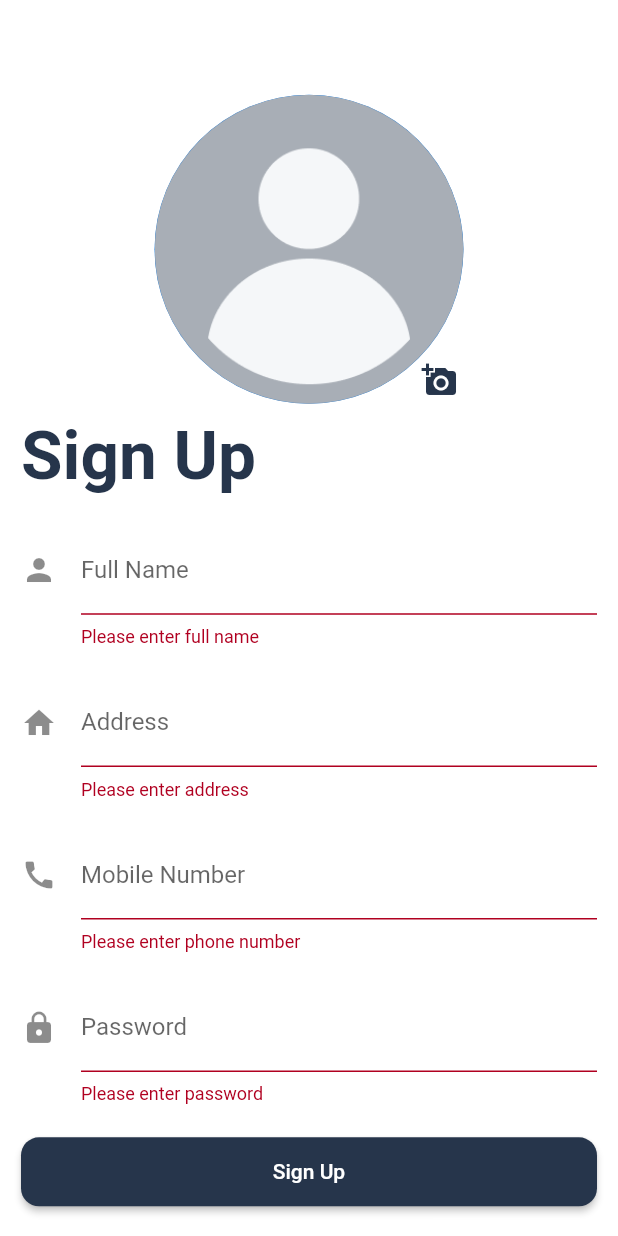
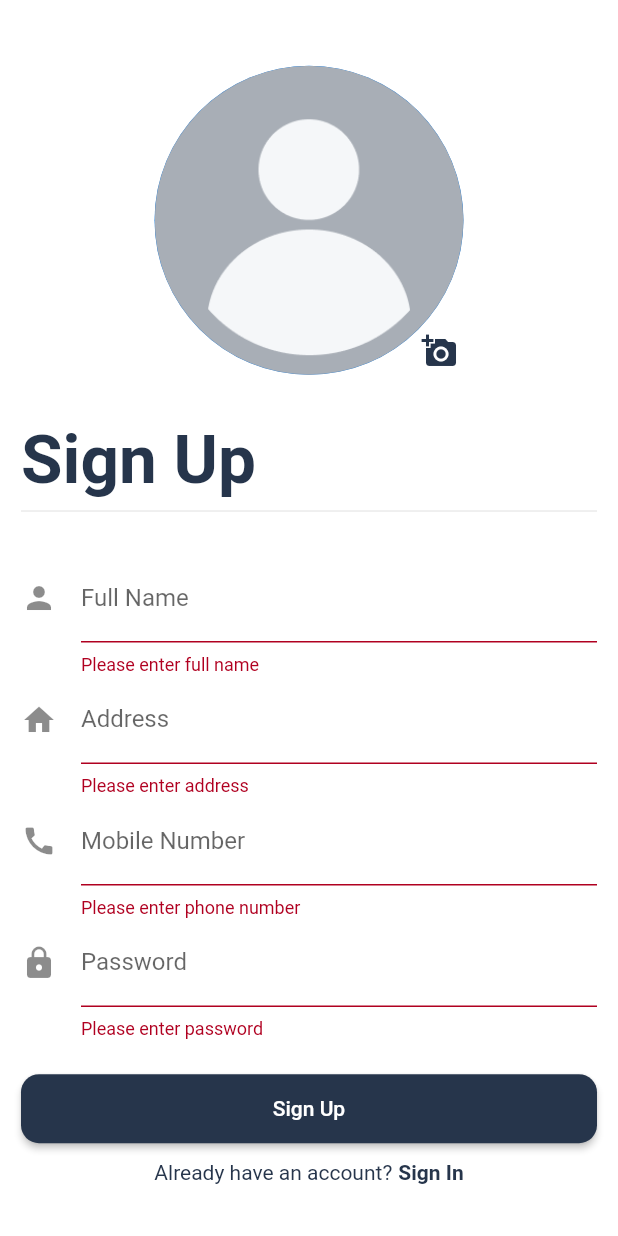
Before and after one commit to rijfas/payattubook, a Flutter app: the SignUpScreen screen opened by its route, after a tap on "Sign Up", on a phone screen of 412 x 824 dp. Run offline on Flutter 3.47's test engine with Material 2 defaults, Android fonts, the light colour scheme and no system bars; our stand-ins replace bloc, cached_network_image, flutter_bloc, flutter_svg, font_awesome_flutter, hive and 6 more; accounts and stored records are empty.

Commit message:
feat:signin/signup restructure

```diff
--- a/lib/presentation/screens/create_payattu_screen/create_payattu_screen.dart
+++ b/lib/presentation/screens/create_payattu_screen/create_payattu_screen.dart
@@ -70,11 +70,13 @@ class _CreatePayattuScreenState extends State<CreatePayattuScreen> {
               listener: (context, state) {
                 if (state is CreatePayattuError) {
                   Navigator.of(context).pop();
-                  Utils.showErrorSnackBar(
-                      context: context, message: state.message);
+                  Utils.showSnackBar(context: context, message: state.message);
                 } else if (state is CreatePayattuCompleted) {
                   Navigator.of(context).pushNamedAndRemoveUntil(
                       AppRouter.dashboardScreen, (route) => false);
+                  Utils.showSnackBar(
+                      context: context,
+                      message: 'Payattu is successfully created');
                 } else if (state is CreatePayattuLoading) {
                   Utils.showLoadingDialog(context);
                 }
--- a/lib/presentation/screens/dashboard_screen/pages/calendar_page/components/calendar_payattu_view.dart
+++ b/lib/presentation/screens/dashboard_screen/pages/calendar_page/components/calendar_payattu_view.dart
@@ -190,6 +190,10 @@ class _CalendarPayattuViewState extends State<CalendarPayattuView> {
                                                   index:
                                                       value[index].keys.first);
                                           Navigator.of(context).pop();
+                                          Utils.showSnackBar(
+                                              context: context,
+                                              message:
+                                                  'Payattu is removed from current payattlist');
                                         }
                                       });
                                     },
--- a/lib/presentation/screens/edit_profile_screen/edit_profile_screen.dart
+++ b/lib/presentation/screens/edit_profile_screen/edit_profile_screen.dart
@@ -22,7 +22,7 @@ class EditProfileScreen extends StatelessWidget {
           Utils.showLoadingDialog(context);
         } else if (state is AuthenticationError) {
           Navigator.of(context).pop();
-          Utils.showErrorSnackBar(context: context, message: state.message);
+          Utils.showSnackBar(context: context, message: state.message);
         } else if (state is AuthenticationCompleted) {
           Navigator.of(context).pop();
         }
--- a/lib/presentation/screens/sign_up_screen/sign_up_screen.dart
+++ b/lib/presentation/screens/sign_up_screen/sign_up_screen.dart
@@ -54,25 +54,28 @@ class _SignUpScreenState extends State<SignUpScreen> {
           Utils.showLoadingDialog(context);
         } else if (state is AuthenticationCompleted) {
           Navigator.of(context).pop();
-          Navigator.of(context).pushReplacementNamed(AppRouter.dashboardScreen);
+          Utils.disableFullScreen().then((value) => Navigator.of(context)
+              .pushNamedAndRemoveUntil(
+                  AppRouter.dashboardScreen, (_) => false));
         } else if (state is AuthenticationError) {
           Navigator.of(context).pop();
-          Utils.showErrorSnackBar(context: context, message: state.message);
+          Utils.showSnackBar(context: context, message: state.message);
         }
       },
       child: Scaffold(
         body: SafeArea(
+          child: SingleChildScrollView(
             child: SizedBox(
               height: size.height,
-            child: SingleChildScrollView(
               child: Padding(
                 padding: const EdgeInsets.all(14.0),
                 child: Form(
                   key: _formKey,
                   child: Column(
+                    mainAxisAlignment: MainAxisAlignment.spaceBetween,
                     crossAxisAlignment: CrossAxisAlignment.start,
                     children: [
-                      SizedBox(height: size.height * 0.05),
+                      const SizedBox(),
                       Center(
                         child: AvatarImagePicker(
                           radius: size.width * 0.25,
@@ -86,13 +89,18 @@ class _SignUpScreenState extends State<SignUpScreen> {
                           },
                         ),
                       ),
+                      Column(
+                        crossAxisAlignment: CrossAxisAlignment.start,
+                        children: [
                           Text(
                             'Sign Up',
-                        style: Theme.of(context).textTheme.headline3?.copyWith(
+                            style:
+                                Theme.of(context).textTheme.headline3?.copyWith(
                                       fontWeight: FontWeight.bold,
                                       color: Theme.of(context).primaryColor,
                                     ),
                           ),
+                          const Divider(),
                           SizedBox(height: size.height * 0.025),
                           UnderlinedIconTextField(
                             keyboardType: TextInputType.name,
@@ -103,16 +111,15 @@ class _SignUpScreenState extends State<SignUpScreen> {
                             icon: Icons.person,
                             textInputAction: TextInputAction.next,
                           ),
-                      SizedBox(height: size.height * 0.025),
                           UnderlinedIconTextField(
                             keyboardType: TextInputType.text,
-                        validator: Validators.defaultStringValidator('address'),
+                            validator:
+                                Validators.defaultStringValidator('address'),
                             controller: _addressController,
                             labelText: 'Address',
                             icon: Icons.home,
                             textInputAction: TextInputAction.next,
                           ),
-                      SizedBox(height: size.height * 0.025),
                           UnderlinedIconTextField(
                             keyboardType: TextInputType.phone,
                             validator: Validators.phoneNumberValidator,
@@ -121,7 +128,6 @@ class _SignUpScreenState extends State<SignUpScreen> {
                             icon: Icons.call,
                             textInputAction: TextInputAction.next,
                           ),
-                      SizedBox(height: size.height * 0.025),
                           UnderlinedIconTextField(
                             keyboardType: TextInputType.text,
                             validator: Validators.passwordValidator,
@@ -131,7 +137,10 @@ class _SignUpScreenState extends State<SignUpScreen> {
                             obscureText: true,
                             textInputAction: TextInputAction.done,
                           ),
-                      SizedBox(height: size.height * 0.025),
+                        ],
+                      ),
+                      Column(
+                        children: [
                           RoundedElevatedButton(
                             child: const Text('Sign Up'),
                             onPressed: () {
@@ -148,22 +157,22 @@ class _SignUpScreenState extends State<SignUpScreen> {
                               }
                             },
                           ),
-                      SizedBox(height: size.height * 0.025),
+                          SizedBox(height: size.height * 0.0125),
                           Row(
                             mainAxisAlignment: MainAxisAlignment.center,
                             children: [
                               const Text('Already have an account?'),
                               const SizedBox(width: 4.0),
                               GestureDetector(
-                            onTap: () => Navigator.pushReplacementNamed(
-                              context,
-                              AppRouter.signInScreen,
-                            ),
+                                onTap: () => Navigator.of(context).pop(),
                                 child: const Text(
                                   'Sign In',
                                   style: TextStyle(fontWeight: FontWeight.bold),
                                 ),
                               )
+                            ],
+                          ),
+                          SizedBox(height: size.height * 0.025),
                         ],
                       )
                     ],
```
Also changed, not shown: lib/core/utils/utils.dart (+7 -5 lines), lib/logic/authentication/cubit/authentication_cubit.dart (+22 -7 lines), lib/presentation/screens/dashboard_screen/components/amount_popup.dart (+10 -8 lines), lib/presentation/screens/dashboard_screen/pages/discover_page/discover_page.dart (+12 -2 lines), lib/presentation/screens/loading_screen/loading_screen.dart (+3 -4 lines), lib/presentation/screens/profile_screen/profile_screen.dart (+5 -4 lines), lib/presentation/screens/sign_in_screen/sign_in_screen.dart (+23 -11 lines), 1 other file. Lines whose indentation alone changed are shown as unchanged.
